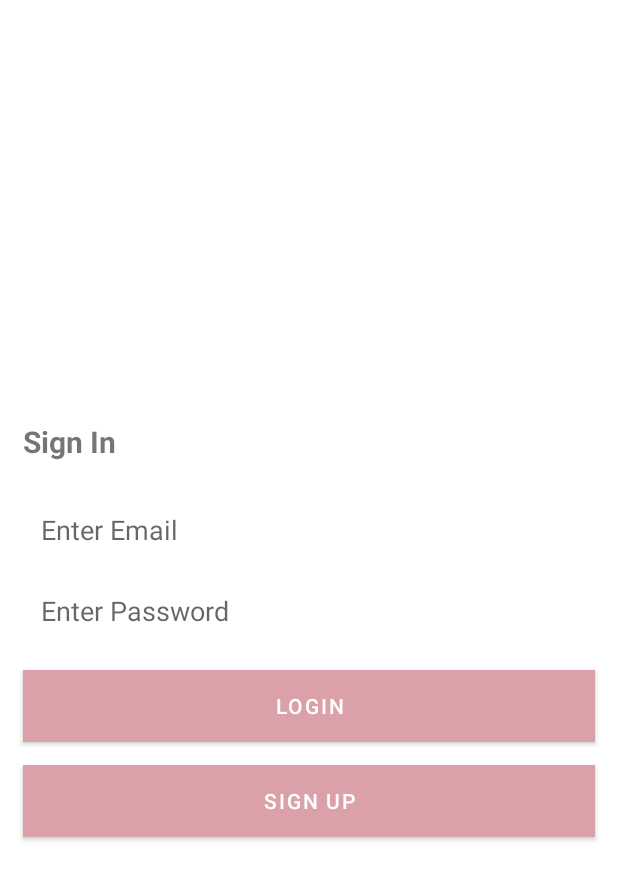
After one commit to nafeesanaz/MyFirebaseChatApp, an Android app: the LoginActivity screen opened directly, with no data from a screen before it, on a phone screen of 412 x 824 dp. The commit adds this screen. Shown: the top 880 px of the screen. Run offline under Robolectric (Android 15) with nearby library versions, the phone set to English and light mode, and no system bars.

Commit message:
Login UI

```diff
--- a/app/src/main/AndroidManifest.xml
+++ b/app/src/main/AndroidManifest.xml
@@ -2,7 +2,7 @@
 <manifest xmlns:android="http://schemas.android.com/apk/res/android"
     package="com.example.myfirebasechatapp">
 
-    <uses-permission android:name="android.permission.INTERNET"/>
+    <uses-permission android:name="android.permission.INTERNET" />
 
     <application
         android:allowBackup="true"
@@ -11,7 +11,8 @@
         android:roundIcon="@mipmap/ic_launcher_round"
         android:supportsRtl="true"
         android:theme="@style/Theme.MyFirebaseChatApp">
-        <activity android:name=".HomeActivity"></activity>
+        <activity android:name=".LoginActivity"></activity>
+        <activity android:name=".HomeActivity" />
         <activity android:name=".RegisterActivity">
             <intent-filter>
                 <action android:name="android.intent.action.MAIN" />
--- /dev/null
+++ b/app/src/main/java/com/example/myfirebasechatapp/LoginActivity.kt
@@ -0,0 +1,11 @@
+package com.example.myfirebasechatapp
+
+import androidx.appcompat.app.AppCompatActivity
+import android.os.Bundle
+
+class LoginActivity : AppCompatActivity() {
+    override fun onCreate(savedInstanceState: Bundle?) {
+        super.onCreate(savedInstanceState)
+        setContentView(R.layout.activity_login)
+    }
+}
--- /dev/null
+++ b/app/src/main/res/layout/activity_login.xml
@@ -0,0 +1,73 @@
+<?xml version="1.0" encoding="utf-8"?>
+<LinearLayout
+    xmlns:android="http://schemas.android.com/apk/res/android"
+    xmlns:tools="http://schemas.android.com/tools"
+    xmlns:app="http://schemas.android.com/apk/res-auto"
+    android:layout_width="match_parent"
+    android:layout_height="match_parent"
+    android:gravity="center"
+    android:orientation="vertical"
+    tools:context=".RegisterActivity"
+    tools:ignore="MissingClass">
+
+    <TextView
+        android:layout_width="match_parent"
+        android:layout_height="wrap_content"
+        android:text="@string/label_sign_in"
+        android:textStyle="bold"
+        android:layout_margin="15dp"
+        android:layout_marginBottom="10dp"
+        android:textSize="20sp"
+        app:layout_constraintBottom_toBottomOf="parent"
+        app:layout_constraintLeft_toLeftOf="parent"
+        app:layout_constraintRight_toRightOf="parent"
+        app:layout_constraintTop_toTopOf="parent" />
+
+
+    <EditText
+        android:layout_width="match_parent"
+        android:layout_height="wrap_content"
+        android:layout_marginStart="15dp"
+        android:layout_marginEnd="15dp"
+        android:layout_marginTop="5dp"
+        android:textColor="@color/colorText"
+        android:background="@color/colorTextBackground"
+        android:padding="12dp"
+        android:inputType="textEmailAddress"
+        android:hint="@string/enter_email"
+        android:id="@+id/etEmail" />
+
+    <EditText
+        android:layout_width="match_parent"
+        android:layout_height="wrap_content"
+        android:layout_marginStart="15dp"
+        android:layout_marginEnd="15dp"
+        android:layout_marginTop="5dp"
+        android:textColor="@color/colorText"
+        android:background="@color/colorTextBackground"
+        android:padding="12dp"
+        android:inputType="textPassword"
+        android:hint="@string/enter_password"
+        android:id="@+id/etPassword" />
+
+        <Button
+        android:id="@+id/btnLogin"
+        android:layout_width="match_parent"
+        android:layout_height="wrap_content"
+        android:layout_margin="15dp"
+        android:background="@color/colorPrimary"
+        android:textColor="@color/colorAccent"
+        android:text="@string/label_login"/>
+
+        <Button
+            android:id="@+id/btnSignUp"
+            android:layout_width="match_parent"
+            android:layout_height="wrap_content"
+            android:layout_marginStart="15dp"
+            android:layout_marginEnd="15dp"
+            android:background="@color/colorDarkGray"
+            android:textColor="@color/colorAccent"
+            android:text="@string/label_sign_up"/>
+
+
+    </LinearLayout>
--- a/app/src/main/res/layout/activity_register.xml
+++ b/app/src/main/res/layout/activity_register.xml
@@ -75,36 +75,25 @@
             android:inputType="textPassword"
             android:hint="@string/enter_confirm_password"
             android:id="@+id/etConfirmPassword" />
-    <LinearLayout
-        android:layout_width="match_parent"
-        android:layout_height="wrap_content"
-        android:layout_margin="20dp"
-        android:orientation="horizontal" >
+
 
         <Button
             android:id="@+id/btnSignUp"
-            android:layout_width="0dp"
-            android:layout_weight="1"
+            android:layout_width="match_parent"
             android:layout_height="wrap_content"
             android:background="@color/colorPrimary"
-            android:layout_marginEnd="2dp"
+            android:layout_margin="15dp"
             android:textColor="@color/colorAccent"
             android:text="@string/label_sign_up"/>
 
         <Button
             android:id="@+id/btnLogin"
-            android:layout_width="0dp"
-            android:layout_weight="1"
-            android:layout_marginStart="2dp"
+            android:layout_width="match_parent"
+            android:layout_marginStart="15dp"
+            android:layout_marginEnd="15dp"
             android:layout_height="wrap_content"
-            android:background="@color/colorPrimary"
+            android:background="@color/colorDarkGray"
             android:textColor="@color/colorAccent"
             android:text="@string/label_sign_in"/>
 
     </LinearLayout>
-
-
-
-
-
-  </LinearLayout>
--- a/app/src/main/res/values/colors.xml
+++ b/app/src/main/res/values/colors.xml
@@ -4,6 +4,7 @@
     <color name="colorPrimaryDark">#DBA1A8</color>
     <color name="colorAccent">#FFFFFFFF</color>
     <color name="colorText">#080707</color>
+    <color name="colorDarkGray">#9fa0a1</color>
     <color name="colorTextBackground">#FFFFFFFF</color>
     <color name="purple_200">#FFBB86FC</color>
     <color name="purple_500">#FF6200EE</color>
--- a/app/src/main/res/values/themes.xml
+++ b/app/src/main/res/values/themes.xml
@@ -9,6 +9,7 @@
         <item name="colorSecondary">@color/teal_200</item>
         <item name="colorSecondaryVariant">@color/teal_700</item>
         <item name="colorOnSecondary">@color/black</item>
+
         <!-- Status bar color. -->
         <item name="android:statusBarColor" tools:targetApi="l">?attr/colorPrimaryVariant</item>
         <!-- Customize your theme here. -->
```
